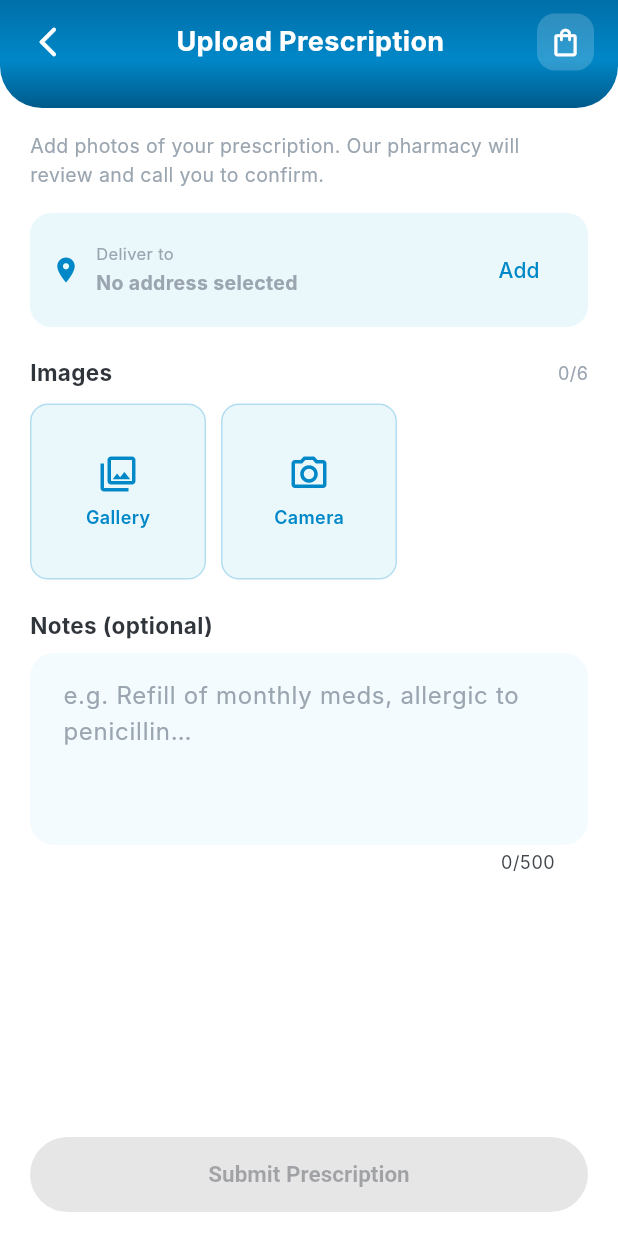
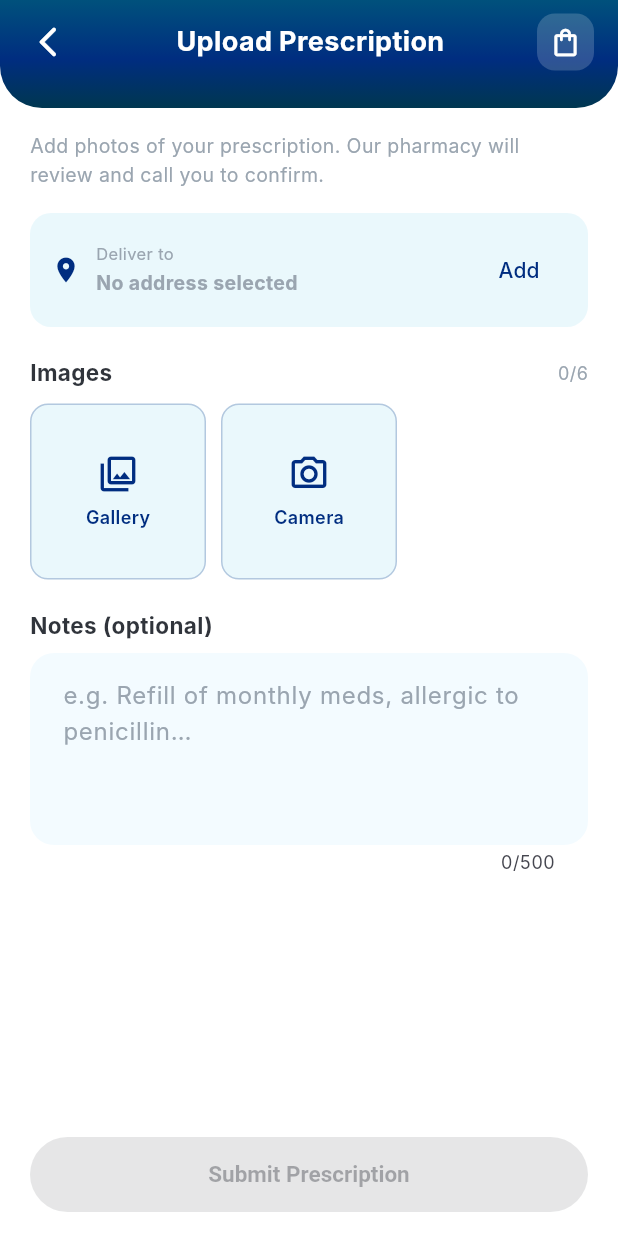
Before and after one commit to yousemazhar/elezaby, a Flutter app: the HomeScreen screen opened directly, after a tap on "Upload Prescription", on a phone screen of 412 x 824 dp. Run offline on Flutter 3.47's test engine with Material 3 defaults, Android fonts, the phone set to English and light mode, and no system bars; our stand-ins replace cached_network_image, cloud_firestore, firebase_auth, firebase_core, firebase_messaging, firebase_storage and 6 more; missing offline and left inert: mobile_scanner; accounts and stored records are empty; Roboto replaces fonts that are missing (Inter).

Commit message:
color darker

```diff
--- a/lib/core/constants/app_colors.dart
+++ b/lib/core/constants/app_colors.dart
@@ -3,9 +3,9 @@ import 'package:flutter/material.dart';
 class AppColors {
   AppColors._();
 
-  static const Color primary = Color(0xFF0087C8);
-  static const Color primaryDark = Color(0xFF006FA8);
-  static const Color primaryDarker = Color(0xFF005A8A);
+  static const Color primary = Color(0xFF002D80);
+  static const Color primaryDark = Color(0xFF00517C);
+  static const Color primaryDarker = Color(0xFF003750);
   static const Color primaryLight = Color(0xFFEAF8FC);
   static const Color primaryLighter = Color(0xFFD5F1FA);
   static const Color bottomNavBg = Color(0xFFDDF5FC);
--- a/lib/screens/home/home_screen.dart
+++ b/lib/screens/home/home_screen.dart
@@ -360,7 +360,7 @@ class _ServicesRow extends StatelessWidget {
   Widget build(BuildContext context) {
     final services = <({String icon, String label, VoidCallback onTap})>[
       (icon: '📷', label: 'Scan / AR', onTap: onScanTap),
-      (icon: '🎬', label: 'AR Video', onTap: onArVideoTap),
+      (icon: '🎬', label: 'Scan for tutorial', onTap: onArVideoTap),
       (icon: '📋', label: 'Upload Prescription', onTap: onPrescriptionTap),
       (icon: '♿', label: 'Mobility Aids', onTap: () {
         context.push('/products', extra: {
```
